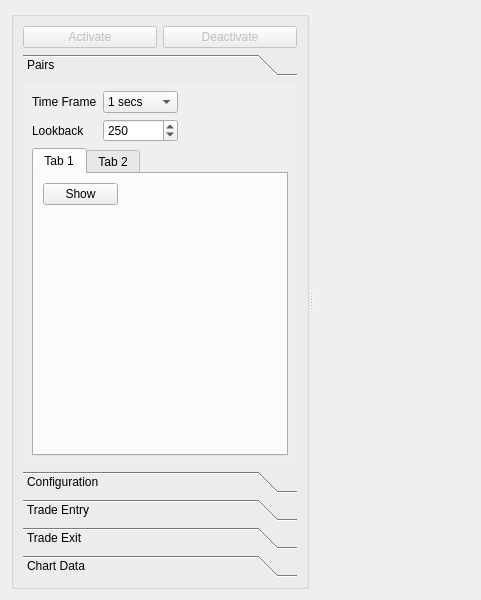
ProDataLab/nkny, file pairtabpage.ui: the form before one commit.
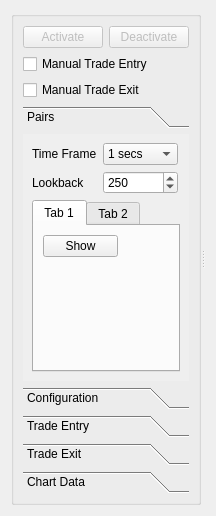
The form after the commit. The open tabs and pages were chosen to show the change. Custom widgets are drawn as their Qt base class.

Commit message: realtime trade triggers update 3

```diff
--- a/pairtabpage.ui
+++ b/pairtabpage.ui
@@ -6,8 +6,8 @@
    <rect>
     <x>0</x>
     <y>0</y>
-    <width>481</width>
-    <height>600</height>
+    <width>201</width>
+    <height>516</height>
    </rect>
   </property>
   <property name="baseSize">
@@ -41,7 +41,7 @@
       <property name="title">
        <string/>
       </property>
-      <layout class="QVBoxLayout" name="verticalLayout_2">
+      <layout class="QVBoxLayout" name="verticalLayout_9">
        <item>
         <layout class="QHBoxLayout" name="horizontalLayout">
          <item>
@@ -66,6 +66,24 @@
          </item>
         </layout>
        </item>
+       <item>
+        <layout class="QVBoxLayout" name="verticalLayout_2">
+         <item>
+          <widget class="QCheckBox" name="manualTradeEntryCheckBox">
+           <property name="text">
+            <string>Manual Trade Entry</string>
+           </property>
+          </widget>
+         </item>
+         <item>
+          <widget class="QCheckBox" name="manualTradeExitCheckBox">
+           <property name="text">
+            <string>Manual Trade Exit</string>
+           </property>
+          </widget>
+         </item>
+        </layout>
+       </item>
        <item>
         <widget class="QToolBox" name="toolBox">
          <property name="currentIndex">
@@ -76,8 +94,8 @@
            <rect>
             <x>0</x>
             <y>0</y>
-            <width>273</width>
-            <height>396</height>
+            <width>158</width>
+            <height>264</height>
            </rect>
           </property>
           <attribute name="label">
```
Left out of the diff: 18 changed lines with no effect on the pictures. The commit also changes 5 other files.
